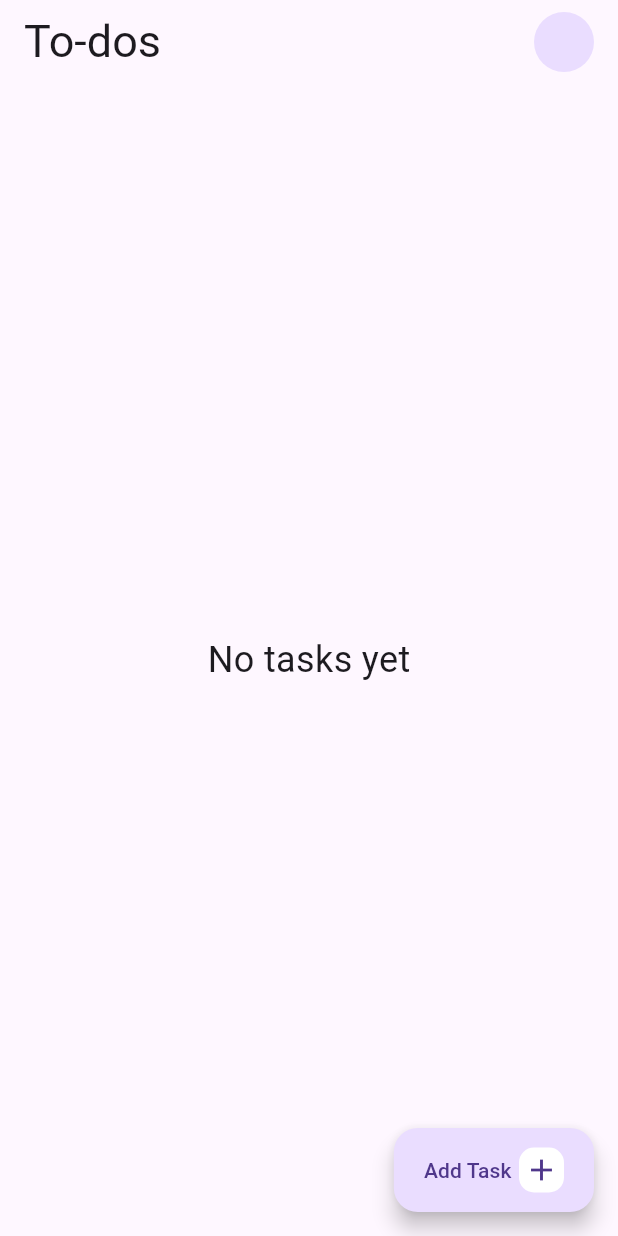
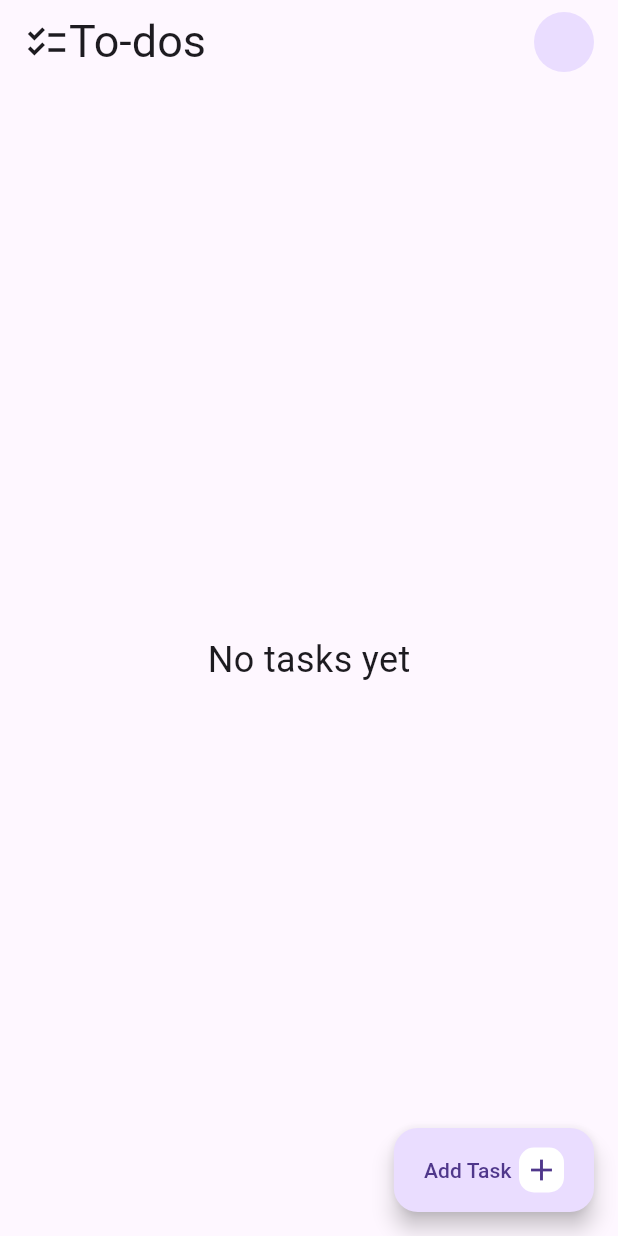
Before and after one commit to DADADAVE80/todo_app_provider, a Flutter app: the screen it shows after launch, on a phone screen of 412 x 824 dp. Run offline on Flutter 3.47's test engine with Material 2 defaults, Android fonts, the phone set to English and light mode, and no system bars; our stand-ins replace cloud_firestore, firebase_auth, firebase_core, flutter_slidable, go_router; missing offline and left inert: firebase_ui_auth; accounts and stored records are empty.

Commit message:
Added app name and icon

```diff
--- a/lib/View/todo_homepage.dart
+++ b/lib/View/todo_homepage.dart
@@ -46,11 +46,14 @@ class TodoHomePage extends StatelessWidget {
       todoProvider.todoList.removeAt(index);
     }
 
-    return Consumer<TodoProvider>(
-      builder: (context, value, child) => Scaffold(
+    return Scaffold(
       appBar: AppBar(
         title: Row(
           children: [
+            const Icon(
+              Icons.checklist,
+              size: 30,
+            ),
             const Expanded(
               flex: 1,
               child: Text(
@@ -90,7 +93,8 @@ class TodoHomePage extends StatelessWidget {
           ),
         ),
       ),
-        body: FutureBuilder(
+      body: Consumer<TodoProvider>(
+        builder: (context, value, child) => FutureBuilder(
           future: FirebaseFirestore.instance
               .collection("Todos")
               .get()
--- a/lib/Widgets/task_tile.dart
+++ b/lib/Widgets/task_tile.dart
@@ -23,7 +23,6 @@ class TodoTile extends StatelessWidget {
         children: [
           SlidableAction(
             onPressed: onDelete,
-            flex: 0,
             icon: Icons.delete,
             borderRadius: BorderRadius.circular(14),
             backgroundColor: Colors.red.shade500,
```
Also changed, not shown: pubspec.yaml (+10 -0 lines), assets/icon/icon.png (added), pubspec.lock, 6 other files. Lines whose indentation alone changed are shown as unchanged.
